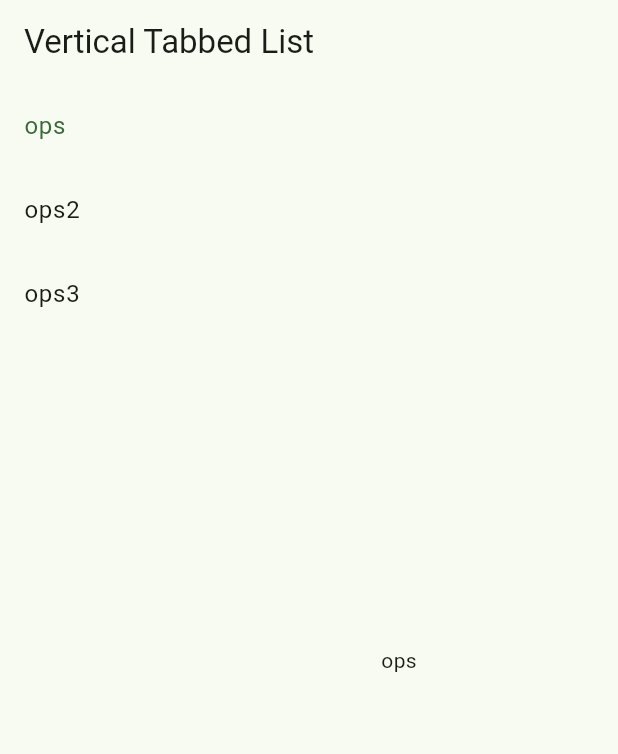
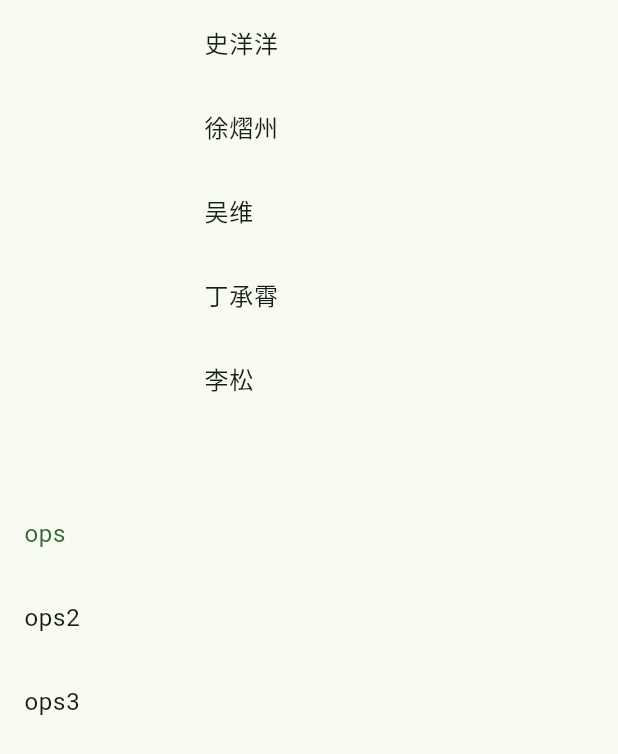
Before and after one commit to Zzznap/my_first_flutter_project, a Flutter app: the screen it shows after launch, on a phone screen of 412 x 824 dp. Shown: the top 754 px of the screen. Run offline on Flutter 3.47's test engine with Material 2 defaults, Android fonts, the phone set to English and light mode, and no system bars; our stand-ins replace image_picker, shared_preferences.

```diff
--- a/lib/main.dart
+++ b/lib/main.dart
@@ -1,12 +1,10 @@
 import 'dart:async';
 
 import 'package:flutter/material.dart';
+import 'package:my_first_flutter_project/screens/TabBar.dart';
+import 'package:my_first_flutter_project/screens/login.dart';
 import 'package:my_first_flutter_project/utils/VerticalTabbedList.dart';
-import 'package:my_first_flutter_project/utils/cascadingPicker.dart';
-import '/widget/selectImage.dart';
 
-import 'TabBar.dart';
-import 'login.dart';
 void main() {
   runApp(const MyApp());
 }
--- a/lib/utils/VerticalTabbedList.dart
+++ b/lib/utils/VerticalTabbedList.dart
@@ -9,6 +9,8 @@ class _VerticalTabbedListState extends State<VerticalTabbedList> with SingleTick
   int selectedIndex = 0;
   late TabController _tabController;
   final List<String> tabs = ['ops', 'ops2', 'ops3'];
+  final List<Map<String,bool>> tabsView= [];
+  final List<String> selected=[];
   final List<String> tabsView1 = ['史洋洋', '徐熠州', '吴维','丁承霄','李松'];
   final List<String> tabsView2 = ['史洋洋2', '徐熠州2', '吴维2','丁承霄2','李松2'];
   final List<String> tabsView3 = ['史洋洋3', '徐熠州3', '吴维3','丁承霄3','李松3'];
@@ -16,8 +18,35 @@ class _VerticalTabbedListState extends State<VerticalTabbedList> with SingleTick
   void initState() {
     super.initState();
     _tabController = TabController(length: tabs.length, vsync: this);
+    tabsView.add({'史洋洋':false, '徐熠州':false, '吴维':false,'丁承霄':false,'李松':false} );
+    tabsView.add({'史洋洋2':false, '徐熠州2':false, '吴维2':false,'丁承霄2':false,'李松2':false} );
+    tabsView.add({'史洋洋3':false, '徐熠州3':false, '吴维3':false,'丁承霄3':false,'李松3':false} );
   }
-
+  void changeSelect(String name){
+    setState(() {
+      if(selected.contains(name))
+        selected.remove(name);
+      else
+        selected.add(name);
+    });
+    print(selected);
+  }
+  Widget getTabsView(String tab){
+    return ListView(
+        children: tabsView[tabs.indexOf(tab)].keys.map((String name) {
+          return ListTile(
+            title: Text(name),
+            selected: tabsView[tabs.indexOf(tab)][name]!,
+            onTap: () {
+              setState(() {
+                tabsView[tabs.indexOf(tab)][name] = !tabsView[tabs.indexOf(tab)][name]!;
+                changeSelect(name);
+              });
+            },
+          );
+        }).toList(),
+    );
+  }
   @override
   void dispose() {
     _tabController.dispose();
@@ -27,14 +56,14 @@ class _VerticalTabbedListState extends State<VerticalTabbedList> with SingleTick
   @override
   Widget build(BuildContext context) {
     return Scaffold(
-      appBar: AppBar(
-        title: Text('Vertical Tabbed List'),
-      ),
+
+      resizeToAvoidBottomInset:true,
       body: Row(
         children: [
           Container(
             width: 120,
             child: ListView(
+              shrinkWrap: true,
               children: tabs.map((String tab) {
                 return ListTile(
                   title: Text(tab),
@@ -55,9 +84,7 @@ class _VerticalTabbedListState extends State<VerticalTabbedList> with SingleTick
             child: TabBarView(
               controller: _tabController,
               children: tabs.map((String tab) {
-                return Center(
-                  child: Text(tab),
-                );
+                return getTabsView(tab);
               }).toList(),
             ),
           ),
@@ -130,8 +157,8 @@ class VerticalTabBar extends StatelessWidget {
       ),
     );
   }
+
 }
-
 void main() {
   runApp(MaterialApp(
     home: VerticalTabbedList(),
```
Also changed, not shown: lib/utils/cascadingPicker.dart (+115 -96 lines).
